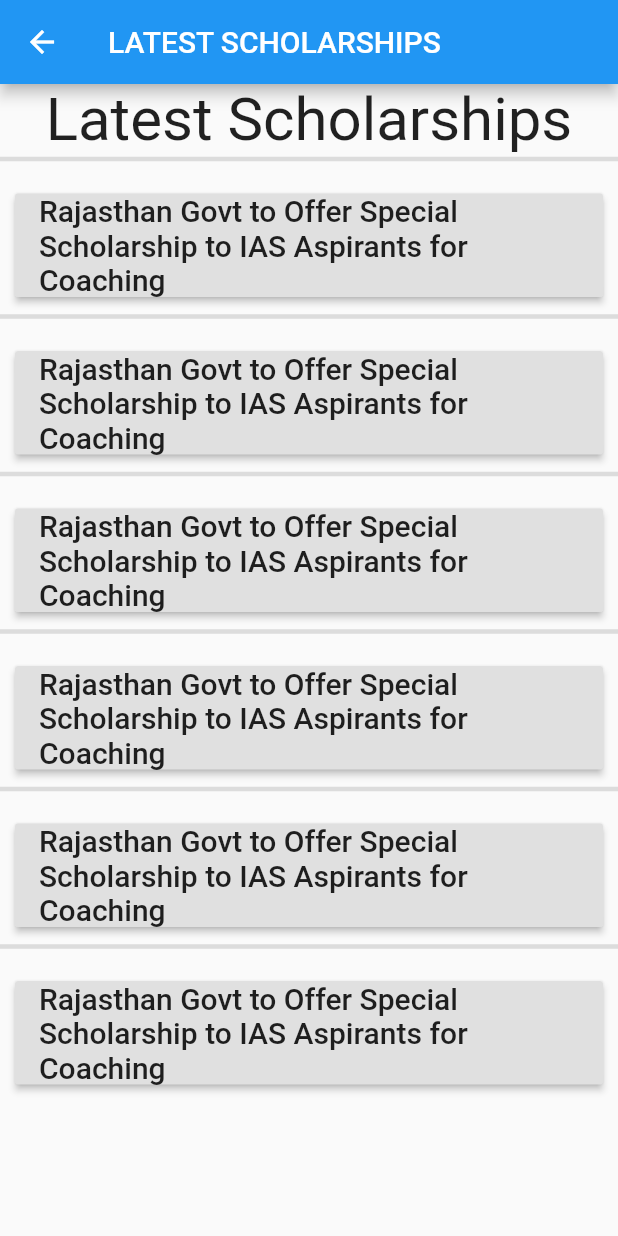
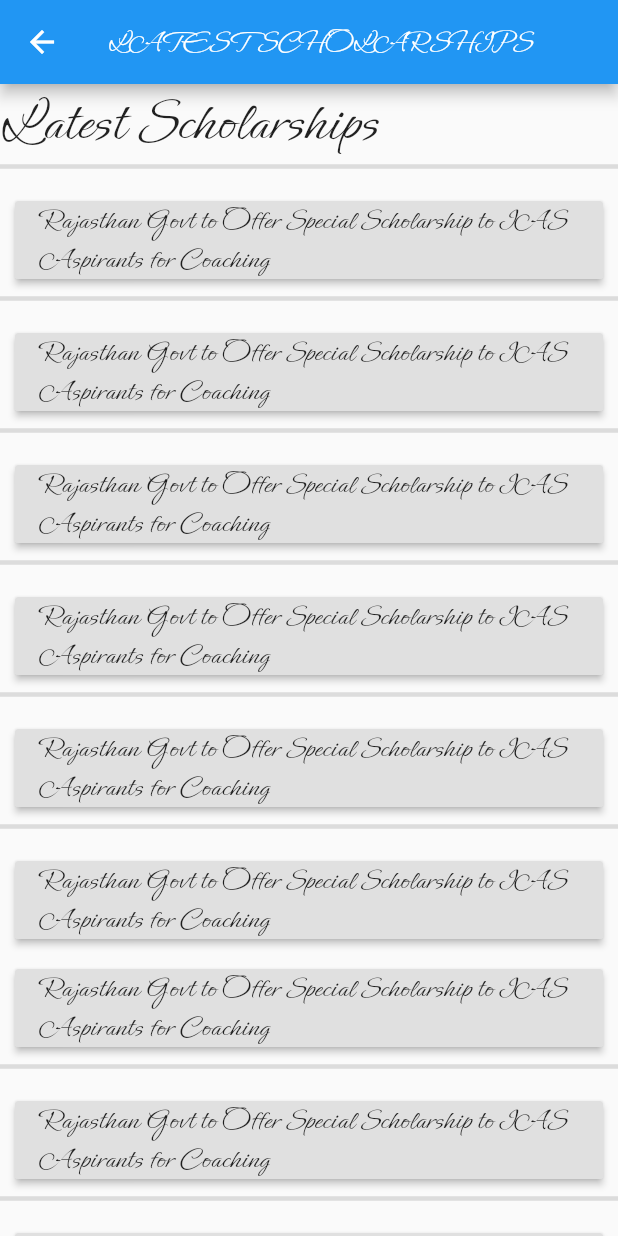
Before and after one commit to namitaarya/DSC_Flutter, a Flutter app: the SecondScreen screen opened by its route, on a phone screen of 412 x 824 dp. Run offline on Flutter 3.47's test engine with Material 2 defaults, Android fonts, the phone set to English and light mode, and no system bars; network calls fail.

Commit message:
added font and scrollable view

```diff
--- a/task1/lib/main.dart
+++ b/task1/lib/main.dart
@@ -21,6 +21,7 @@ class MyApp extends StatelessWidget {
       },
       theme: ThemeData(
         primarySwatch: Colors.blue,
+        fontFamily: 'Ephesis-Regular',
 
       ),
     );
--- a/task1/lib/second_screen.dart
+++ b/task1/lib/second_screen.dart
@@ -17,7 +17,7 @@ class SecondScreen extends StatelessWidget {
   Widget build(BuildContext context) {
     return Scaffold(
       appBar: AppBar(title: Text("LATEST SCHOLARSHIPS"),),
-      body: Column(
+      body: ListView(
         children: [
           Text("Latest Scholarships", style: TextStyle(fontSize: 40),),
           Divider(height: 6,thickness: 3,),
@@ -62,6 +62,41 @@ class SecondScreen extends StatelessWidget {
             child: RaisedButton(onPressed: _launchURLApp
                 ,child: Text("Rajasthan Govt to Offer Special Scholarship to IAS Aspirants for Coaching", style: TextStyle(fontSize: 20),)),
           ),
+        Padding(
+            padding: const EdgeInsets.all(10.0),
+            child: RaisedButton(onPressed: _launchURLApp
+                ,child: Text("Rajasthan Govt to Offer Special Scholarship to IAS Aspirants for Coaching", style: TextStyle(fontSize: 20),)),
+          ),
+          Divider(height: 6,thickness: 3,),
+          SizedBox(height: 10,),
+          Padding(
+            padding: const EdgeInsets.all(10.0),
+            child: RaisedButton(onPressed: _launchURLApp
+                ,child: Text("Rajasthan Govt to Offer Special Scholarship to IAS Aspirants for Coaching", style: TextStyle(fontSize: 20),)),
+          ),
+          Divider(height: 6,thickness: 3,),
+          SizedBox(height: 10,),
+          Padding(
+            padding: const EdgeInsets.all(10.0),
+            child: RaisedButton(onPressed: _launchURLApp
+                ,child: Text("Rajasthan Govt to Offer Special Scholarship to IAS Aspirants for Coaching", style: TextStyle(fontSize: 20),)),
+          ),
+          Divider(height: 6,thickness: 3,),
+          SizedBox(height: 10,),
+          Padding(
+            padding: const EdgeInsets.all(10.0),
+            child: RaisedButton(onPressed: _launchURLApp
+                ,child: Text("Rajasthan Govt to Offer Special Scholarship to IAS Aspirants for Coaching", style: TextStyle(fontSize: 20),)),
+          ),
+          Divider(height: 6,thickness: 3,),
+          SizedBox(height: 10,),
+          Padding(
+            padding: const EdgeInsets.all(10.0),
+            child: RaisedButton(onPressed: _launchURLApp
+                ,child: Text("Rajasthan Govt to Offer Special Scholarship to IAS Aspirants for Coaching", style: TextStyle(fontSize: 20),)),
+          ),
+          Divider(height: 6,thickness: 3,),
+          SizedBox(height: 10,),
 
         ],
       ),
```
Also changed, not shown: task1/lib/first_screen.dart (+29 -1 lines), task1/pubspec.yaml (+5 -6 lines), task1/lib/assets/Ephesis-Regular.ttf (added), task1/lib/assets/Festive-Regular.ttf (added).
